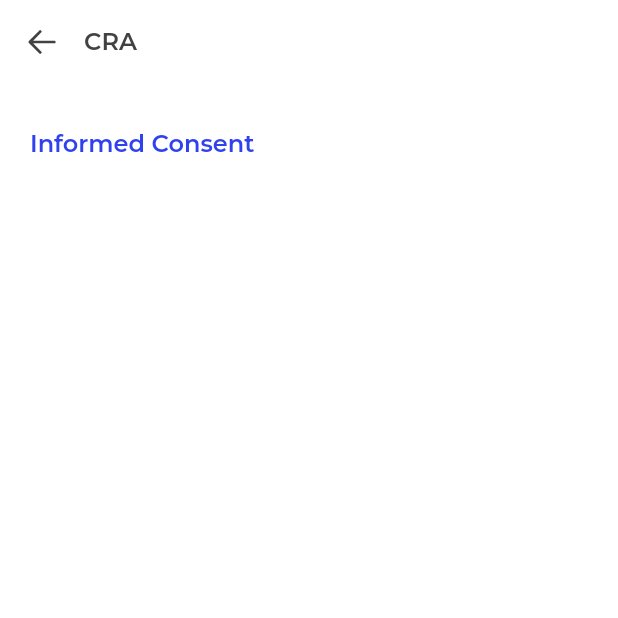
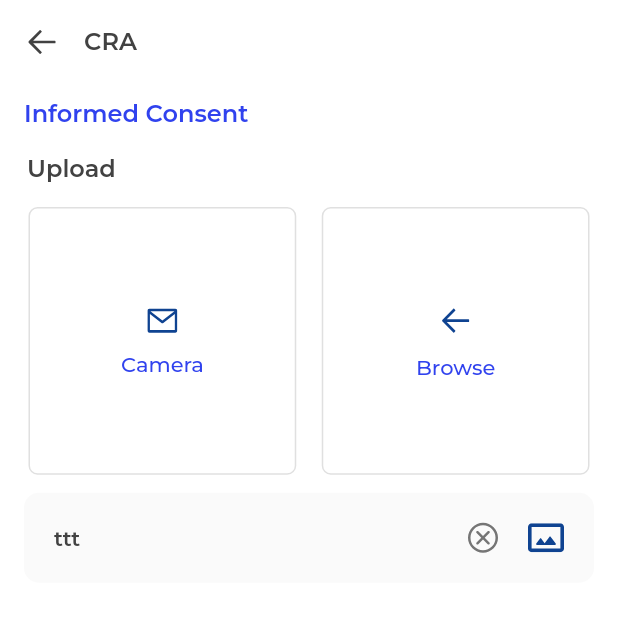
Before and after one commit to msmficmr/ICMR-Mobile-App, a Flutter app: the ConsentScreeningScreen screen opened directly, on a phone screen of 412 x 824 dp, the top half of it. Run offline on Flutter 3.47's test engine with Material 2 defaults, Android fonts, the phone set to English and light mode, and no system bars; our stand-ins replace connectivity_plus, dropdown_search, flutter_svg, fluttertoast, geolocator, go_router and 4 more; accounts and stored records are empty.

Commit message:
consent screen

```diff
--- a/lib/views/screening/consent_screening_screen.dart
+++ b/lib/views/screening/consent_screening_screen.dart
@@ -1,7 +1,8 @@
 import 'package:flutter/material.dart';
 import 'package:go_router/go_router.dart';
-import 'package:image_picker/image_picker.dart';
-
+import 'package:mhealth/utils/app_values.dart';
+import 'package:mhealth/views/screening/widget/upload_file_widget.dart';
+import 'package:mhealth/widgets/attachment_widget.dart';
 import '../../utils/app_color_scheme.dart';
 import '../../utils/app_styles.dart';
 import '../../widgets/custom_app_bar.dart';
@@ -33,14 +34,14 @@ class _ConsentScreeningScreenState extends State<ConsentScreeningScreen> {
   static const String TITLE_INFORMED_CONSENT = "Informed Consent";
 
   /// keys
-  final String KEY_INFORMED_CONSENT ="key_informed_consent";
+  final String KEY_INFORMED_CONSENT = "key_informed_consent";
   final Key KEY_TITLE_CAMERA = const Key("key_title_camera");
   final Key KEY_TITLE_BROWSE = const Key("key_title_browse");
   final Key KEY_TITLE_HEADING = const Key("key_title_heading");
   final Key KEY_BUTTON_CAMERA = const Key("key_button_camera");
   final Key KEY_BUTTON_BROWSE = const Key("key_button_browse");
 
-  double outerPadding = 20.0;
+  // double outerPadding = 20.0;
 
   // Future<void> captureCameraImage() async {
   //   // bool hasCameraPermission = await PermissionService.permissionService.checkCameraPermission(context);
@@ -66,7 +67,7 @@ class _ConsentScreeningScreenState extends State<ConsentScreeningScreen> {
           titleText: APP_BAR_TITLE,
         ),
         body: Padding(
-            padding: EdgeInsets.all(outerPadding),
+            padding: EdgeInsets.symmetric(horizontal: AppValues.kAppPadding),
             child: Column(
               mainAxisAlignment: MainAxisAlignment.start,
               crossAxisAlignment: CrossAxisAlignment.start,
@@ -79,6 +80,27 @@ class _ConsentScreeningScreenState extends State<ConsentScreeningScreen> {
                   key: Key(KEY_INFORMED_CONSENT),
                   style: AppStyles.bodyMedium.copyWith(color: AppColorScheme.kPrimaryColor, fontWeight: FontWeight.w600),
                 ),
+                UploadFileWidget(
+                  heading: "Upload",
+                  onFileSelected: (file) {
+                    GoRouter.of(context).pop(file);
+                  },
+                ),
+                 const SpaceWidget(
+                  height: 10,
+                ),
+                AttachmentWidget(
+                    title: "ttt",
+                                    titleKey: const Key("KEY_TITLE"),
+                                    viewKey: const Key("KEY_CARD"),
+                                    removeButtonKey: const Key("KEY_REMOVE_BUTTON"),
+                                    onRemoveClick: () {
+                                      // provider.removeAttachment(index);
+                                    },
+                                    viewPictureClick: () {
+                                     // CommonFunctions.viewImage(context: context, bytes: provider.localPatientHistoryScreenModel.attachmentList[index].bytes);
+                                    },
+                )
               ],
             )));
   }
--- a/lib/views/screening/widget/upload_file_widget.dart
+++ b/lib/views/screening/widget/upload_file_widget.dart
@@ -12,11 +12,11 @@ class UploadFileWidget extends StatefulWidget {
   /// if you don't pass heading it wont be visible
   final String? heading;
 
-  final void Function(XFile?) onFileSelected;
+  final void Function(XFile?)? onFileSelected;
   const UploadFileWidget({
     super.key,
     this.heading,
-    required this.onFileSelected,
+    this.onFileSelected,
   });
 
   @override
@@ -62,7 +62,7 @@ class _UploadFileWidgetState extends State<UploadFileWidget> {
     cardWidth = cardWidth > 200 ? 200 : cardWidth;
 
     return Padding(
-        padding: EdgeInsets.all(outerPadding),
+        padding: EdgeInsets.all(2),
         child: Column(mainAxisAlignment: MainAxisAlignment.start, crossAxisAlignment: CrossAxisAlignment.start, children: [
           if (widget.heading != null) ...[
             const SpaceWidget(
@@ -77,7 +77,8 @@ class _UploadFileWidgetState extends State<UploadFileWidget> {
           const SpaceWidget(
             height: 15,
           ),
-          Row(
+          Container(
+            child: Row(
               mainAxisAlignment: MainAxisAlignment.spaceEvenly,
               children: [
                 SizedBox.square(
@@ -108,6 +109,7 @@ class _UploadFileWidgetState extends State<UploadFileWidget> {
                   ),
                 ),
               ],
+            ),
           ),
         ]));
   }
```
Also changed, not shown: lib/config/router/app_router.dart (+9 -1 lines). Lines whose indentation alone changed are shown as unchanged.
